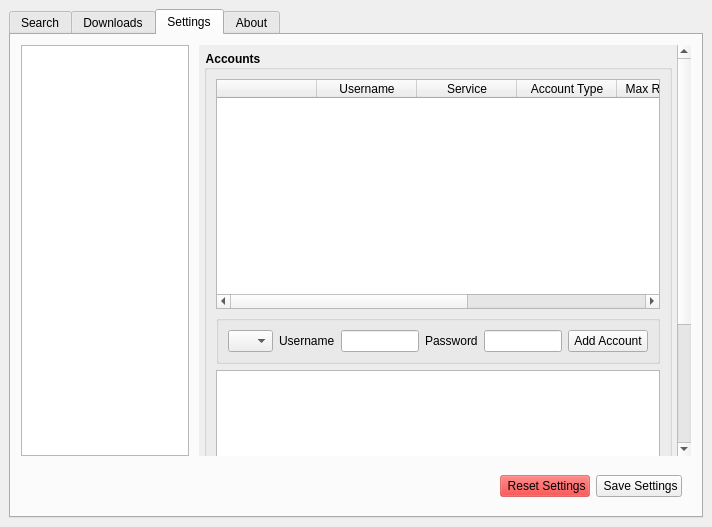
john20xdoe/onthespot-fork, file src/onthespot/qt/qtui/main.ui: the form before one commit.
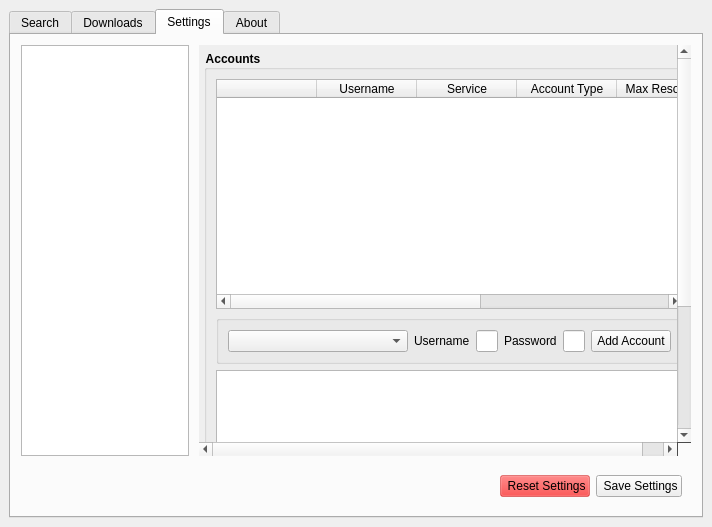
The form after the commit. Icons and pictures are not drawn.

Commit message: fix: Settings icons  increase width

Patch:
```diff
--- a/src/onthespot/qt/qtui/main.ui
+++ b/src/onthespot/qt/qtui/main.ui
@@ -746,9 +746,15 @@
                  <layout class="QHBoxLayout" name="horizontalLayout_50">
                   <item>
                    <widget class="QComboBox" name="login_service">
+                    <property name="minimumSize">
+                     <size>
+                      <width>180</width>
+                      <height>0</height>
+                     </size>
+                    </property>
                     <property name="maximumSize">
                      <size>
-                      <width>45</width>
+                      <width>220</width>
                       <height>45</height>
                      </size>
                     </property>
```
The commit also changes 1 other file.
